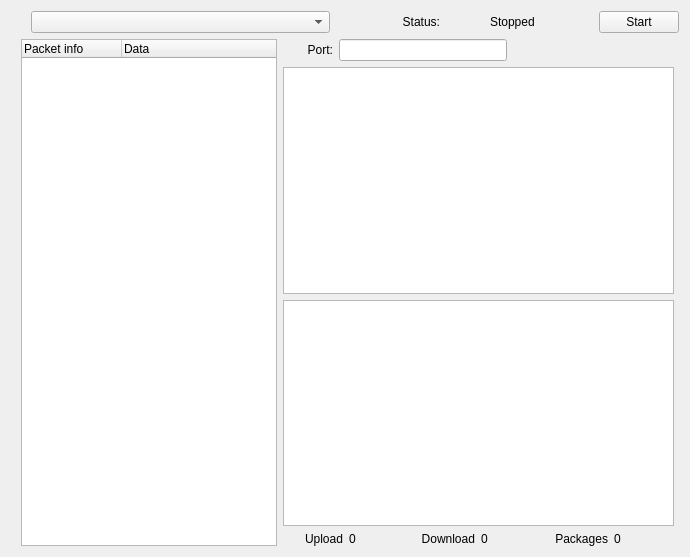
Above: NastyTraffic/src/mainwindow.ui from tsudd/nasty-traffic before the change. Below: the same form after it.
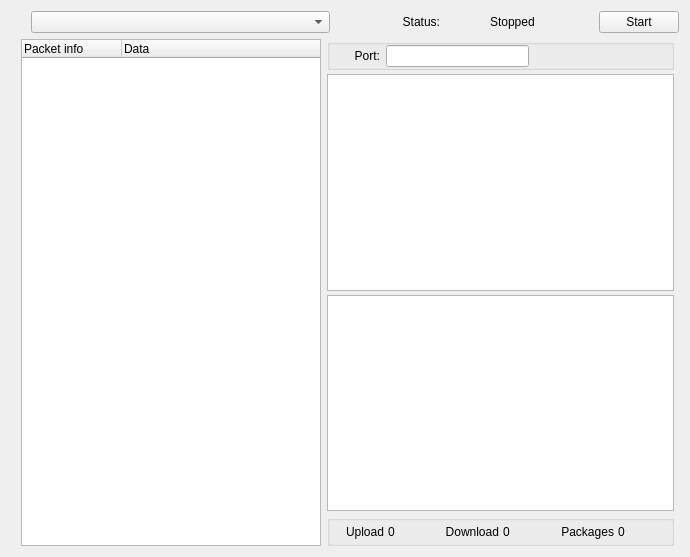
That is the form after the change.

The edit to the form file:
```diff
--- a/NastyTraffic/src/mainwindow.ui
+++ b/NastyTraffic/src/mainwindow.ui
@@ -85,6 +85,18 @@
        </property>
        <item alignment="Qt::AlignLeft">
         <widget class="QTreeWidget" name="treeView">
+         <property name="minimumSize">
+          <size>
+           <width>300</width>
+           <height>0</height>
+          </size>
+         </property>
+         <property name="maximumSize">
+          <size>
+           <width>16777215</width>
+           <height>16777215</height>
+          </size>
+         </property>
          <property name="animated">
           <bool>true</bool>
          </property>
@@ -105,8 +117,24 @@
        </item>
        <item>
         <layout class="QVBoxLayout" name="verticalLayout">
+         <property name="spacing">
+          <number>4</number>
+         </property>
          <item>
+          <widget class="QGroupBox" name="control">
           <layout class="QHBoxLayout" name="horizontalLayout_5">
+            <property name="leftMargin">
+             <number>0</number>
+            </property>
+            <property name="topMargin">
+             <number>0</number>
+            </property>
+            <property name="rightMargin">
+             <number>0</number>
+            </property>
+            <property name="bottomMargin">
+             <number>0</number>
+            </property>
            <item>
             <widget class="QLabel" name="portLabel">
              <property name="minimumSize">
@@ -143,6 +171,7 @@
             </spacer>
            </item>
           </layout>
+          </widget>
          </item>
          <item>
           <widget class="QGraphicsView" name="downloadGraph"/>
@@ -151,7 +180,26 @@
           <widget class="QGraphicsView" name="packagesView"/>
          </item>
          <item>
+          <widget class="QGroupBox" name="indicators">
           <layout class="QHBoxLayout" name="horizontalLayout_4">
+            <property name="spacing">
+             <number>4</number>
+            </property>
+            <property name="sizeConstraint">
+             <enum>QLayout::SetMinimumSize</enum>
+            </property>
+            <property name="leftMargin">
+             <number>0</number>
+            </property>
+            <property name="topMargin">
+             <number>0</number>
+            </property>
+            <property name="rightMargin">
+             <number>0</number>
+            </property>
+            <property name="bottomMargin">
+             <number>0</number>
+            </property>
            <item>
             <widget class="QLabel" name="uploadLabel">
              <property name="text">
@@ -204,6 +252,7 @@
             </widget>
            </item>
           </layout>
+          </widget>
          </item>
         </layout>
        </item>
```
Left out of the diff: 2 changed lines with no effect on the pictures. Lines whose indentation alone changed are shown as unchanged.
